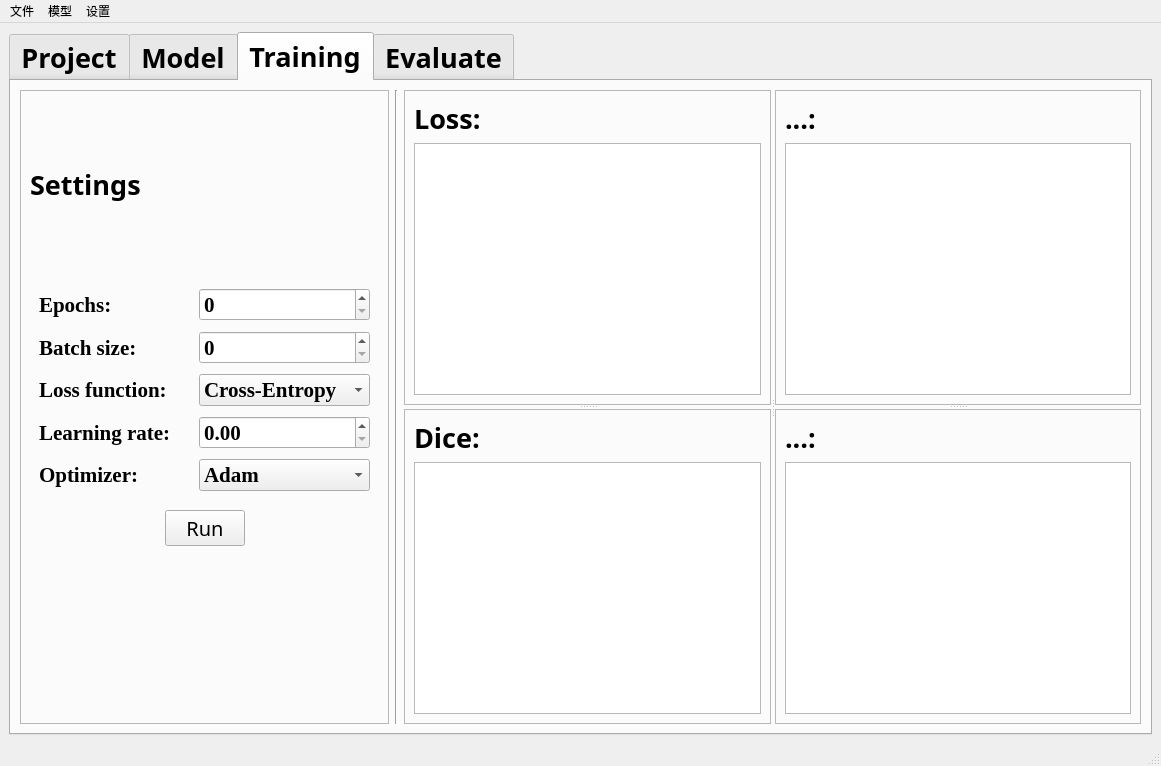
kaoxing/seg, file projectFiles/UI/mainWindow.ui: the form before one commit.
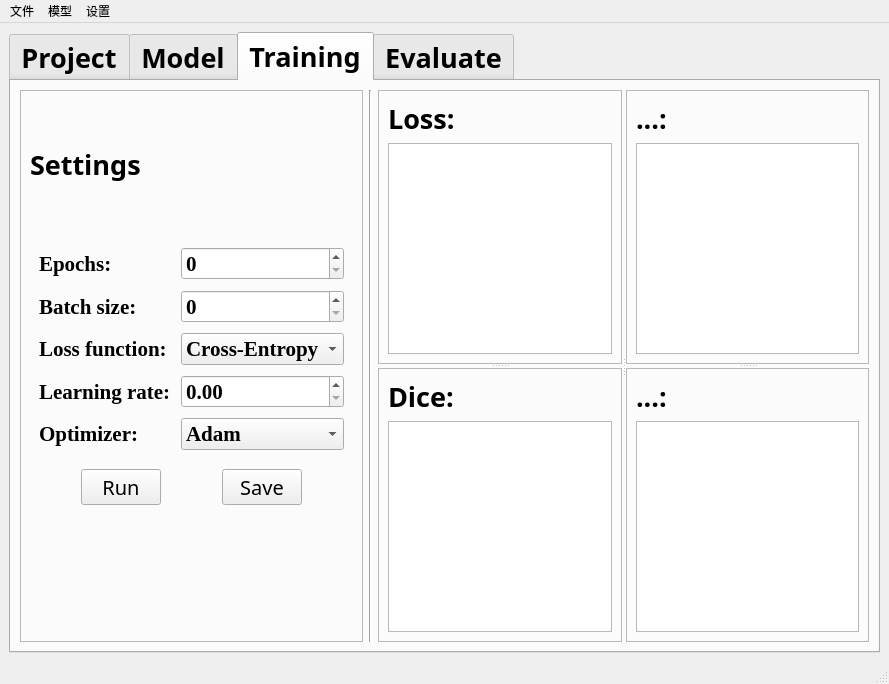
The form after the commit. The open tabs and pages were chosen to show the change.

```diff
--- a/projectFiles/UI/mainWindow.ui
+++ b/projectFiles/UI/mainWindow.ui
@@ -6,8 +6,8 @@
    <rect>
     <x>0</x>
     <y>0</y>
-    <width>1161</width>
-    <height>766</height>
+    <width>889</width>
+    <height>684</height>
    </rect>
   </property>
   <property name="windowTitle">
@@ -977,7 +977,7 @@
             </layout>
            </item>
            <item>
-            <layout class="QHBoxLayout" name="horizontalLayout_8" stretch="0,0,0">
+            <layout class="QHBoxLayout" name="horizontalLayout_8" stretch="0,0,0,0,0">
              <item>
               <spacer name="horizontalSpacer_15">
                <property name="orientation">
@@ -1023,6 +1023,35 @@
                </property>
               </spacer>
              </item>
+             <item>
+              <widget class="QPushButton" name="pushButton_SaveModel">
+               <property name="font">
+                <font>
+                 <family>宋体</family>
+                 <pointsize>15</pointsize>
+                 <weight>50</weight>
+                 <italic>false</italic>
+                 <bold>false</bold>
+                </font>
+               </property>
+               <property name="text">
+                <string>Save</string>
+               </property>
+              </widget>
+             </item>
+             <item>
+              <spacer name="horizontalSpacer_21">
+               <property name="orientation">
+                <enum>Qt::Horizontal</enum>
+               </property>
+               <property name="sizeHint" stdset="0">
+                <size>
+                 <width>40</width>
+                 <height>20</height>
+                </size>
+               </property>
+              </spacer>
+             </item>
             </layout>
            </item>
            <item>
@@ -1381,8 +1410,8 @@
     <rect>
      <x>0</x>
      <y>0</y>
-     <width>1161</width>
-     <height>22</height>
+     <width>889</width>
+     <height>23</height>
     </rect>
    </property>
    <widget class="QMenu" name="menu">
```
Left out of the diff: 2 changed lines with no effect on the pictures.
